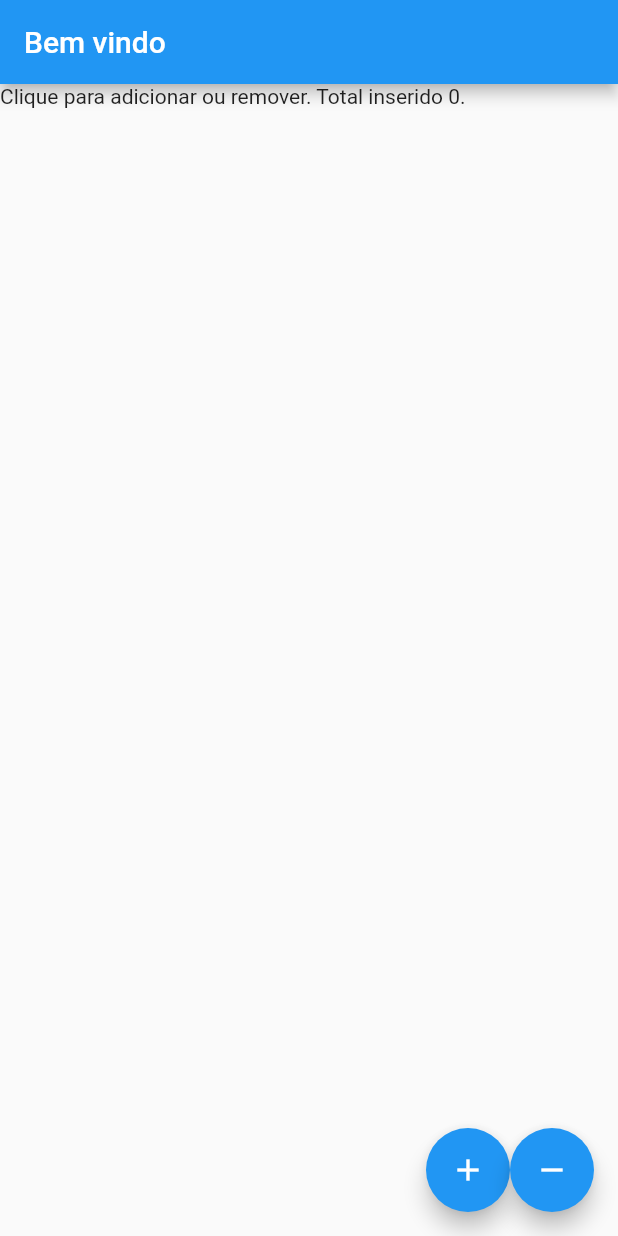
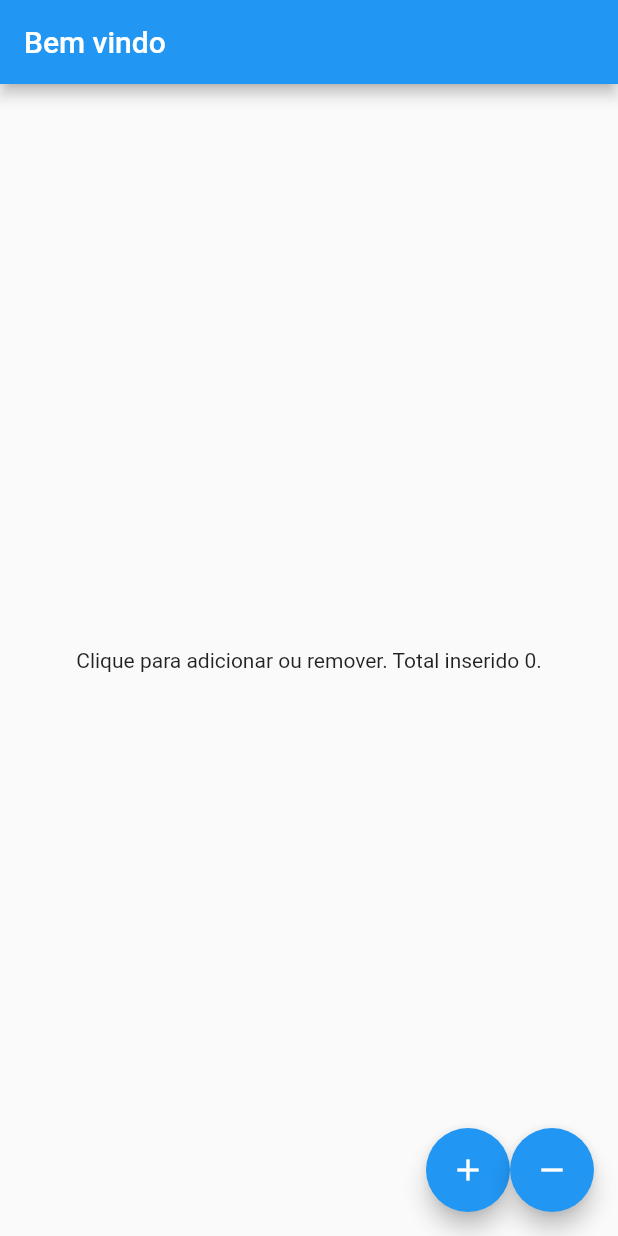
Before and after one commit to jfabiosan/FlutterStateless, a Flutter app: the screen it shows after launch, on a phone screen of 412 x 824 dp. Run offline on Flutter 3.47's test engine with Material 2 defaults, Android fonts, the phone set to English and light mode, and no system bars.

Commit message:
texto no centro da tela

```diff
--- a/lib/home.dart
+++ b/lib/home.dart
@@ -29,7 +29,9 @@ class _HomeState extends State<Home> {
       appBar: AppBar(
         title: const Text('Bem vindo'),
       ),
-      body: Text('Clique para adicionar ou remover. Total inserido $valor.'),
+      body: Center(
+          child:
+              Text('Clique para adicionar ou remover. Total inserido $valor.')),
       floatingActionButton: Row(
         mainAxisAlignment: MainAxisAlignment.end,
         children: [
```
